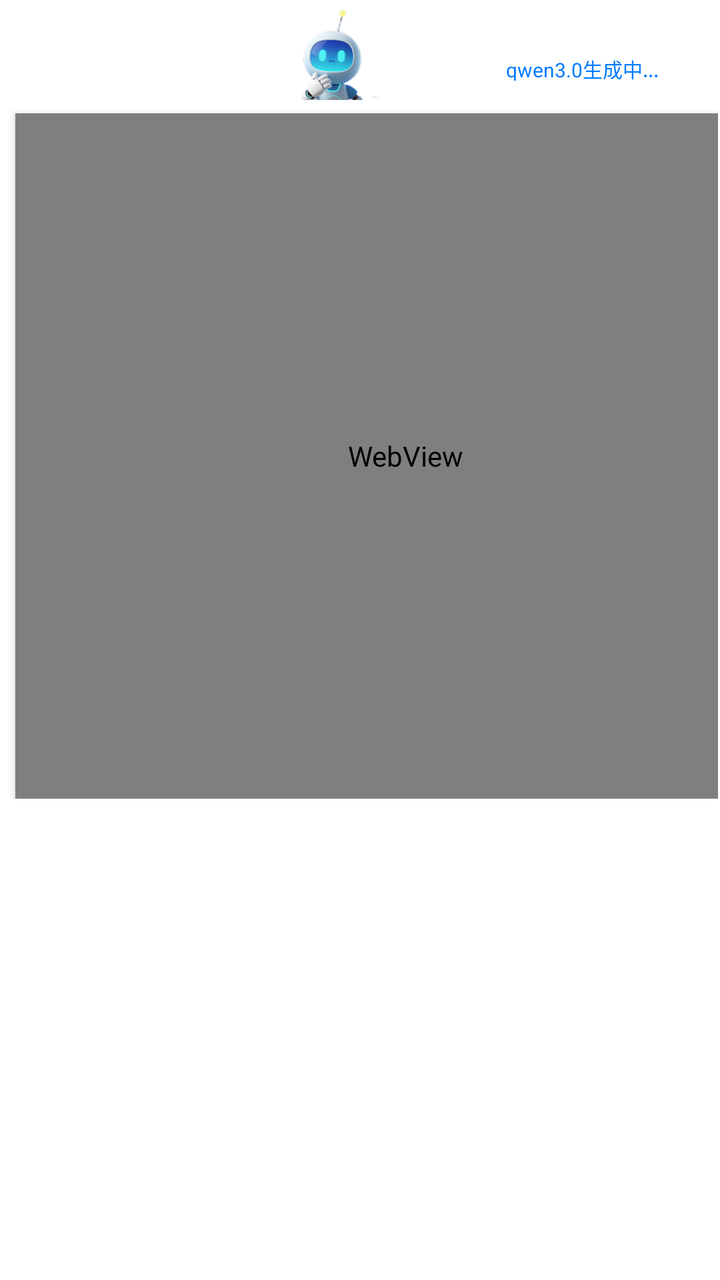
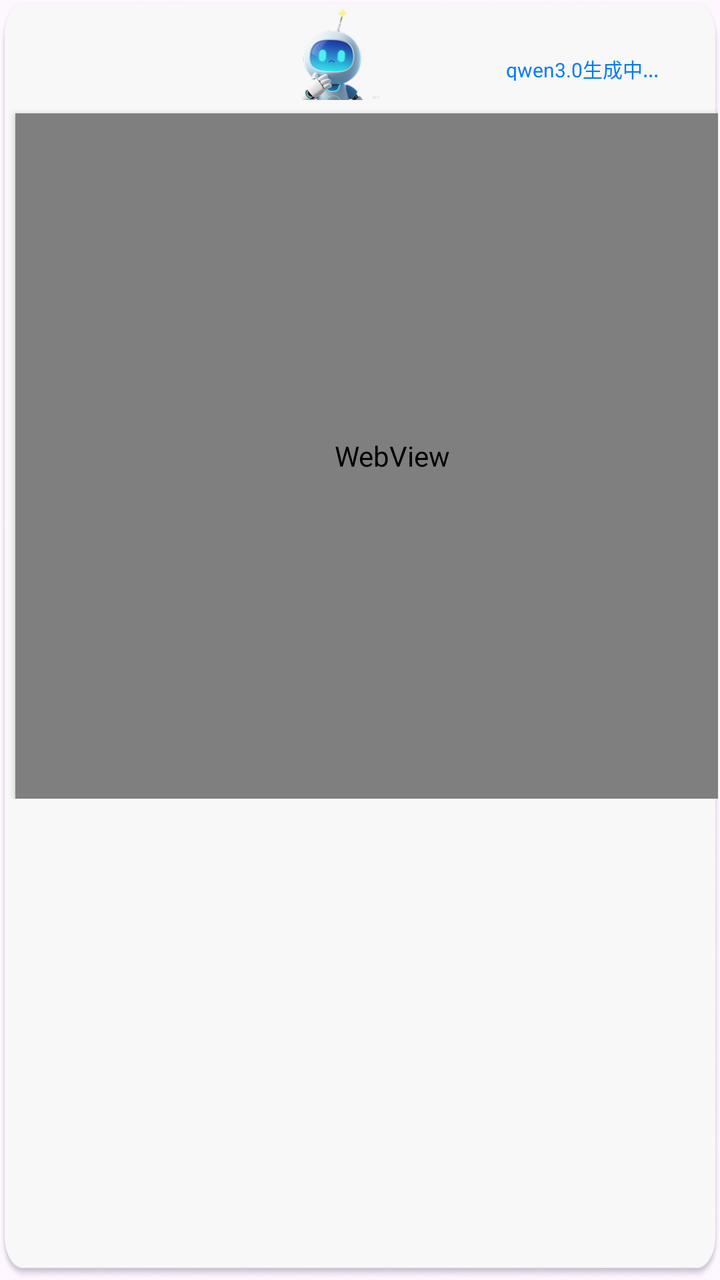

Screens rendered from an Android XML layout before and after an edit, with the pre-edit source and the edit as a unified diff.
<!-- AndroidManifest.xml: application theme Theme.AIAgent -->
<!-- res/layout/aiagent_window_layout.xml -->
<?xml version="1.0" encoding="utf-8"?>
<FrameLayout xmlns:android="http://schemas.android.com/apk/res/android"
    android:layout_width="1171px"
    android:layout_height="1252px"
    android:background="@color/white"
    android:padding="1dp">
    <LinearLayout
        android:layout_width="wrap_content"
        android:layout_height="wrap_content"

        android:id="@+id/aiagentlinearLayout"

        android:orientation="vertical">
    <LinearLayout
        android:layout_width="wrap_content"
        android:layout_height="wrap_content"

        android:id="@+id/tipslayout"
        android:layout_marginLeft="422px"
        android:orientation="horizontal">
        <ImageView
            android:id="@+id/roboticon"
            android:layout_width="147px"
            android:layout_height="147px"

            android:scaleType="fitXY"
            android:src="@drawable/robot"
            android:visibility="visible" />
        <LinearLayout
            android:layout_width="wrap_content"
            android:layout_height="wrap_content"
            android:layout_marginLeft="187px"
            android:layout_marginTop="15px"
            android:id="@+id/inputtextslayout"

            android:orientation="vertical">
        <TextView
            android:id="@+id/inputtext"
            android:layout_width="323px"
            android:layout_height="63px"
            android:textColor="#FF000000"
            android:textSize="15sp"/>
        <TextView
            android:id="@+id/proceduer"
            android:layout_width="235px"
            android:layout_height="40px"
            android:textColor="#FF007AFF"
            android:text="qwen3.0生成中..."
            android:textSize="10sp"/>
        </LinearLayout>
    </LinearLayout>
        <WebView
            android:id="@+id/responseWebView"
            android:layout_width="1171px"
            android:layout_height="1028px"
            android:layout_marginLeft="20px"
            android:layout_marginTop="20px"
            android:layout_weight="1"
            android:background="#FFFFFF"
            android:elevation="2dp" />

    </LinearLayout>
</FrameLayout>
<!-- resources referenced by this layout -->
<resources>
  <color name="white">#FFFFFFFF</color>
  <!-- drawable robot: png bitmap (drawable, 20945 bytes) -->
  <style name="Theme.AIAgent" parent="Base.Theme.AIAgent" />
  <style name="Base.Theme.AIAgent" parent="Theme.Material3.DayNight.NoActionBar">
          
          
      </style>
</resources>

<!-- the commit's change to res/layout/aiagent_window_layout.xml (unified diff, before → after) -->
@@ -2,7 +2,7 @@
 <FrameLayout xmlns:android="http://schemas.android.com/apk/res/android"
     android:layout_width="1171px"
     android:layout_height="1252px"
-    android:background="@color/white"
+    android:background="@drawable/aiagentwindowbg"
     android:padding="1dp">
     <LinearLayout
         android:layout_width="wrap_content"
@@ -51,12 +51,10 @@
     </LinearLayout>
         <WebView
             android:id="@+id/responseWebView"
-            android:layout_width="1171px"
+            android:layout_width="1131px"
             android:layout_height="1028px"
             android:layout_marginLeft="20px"
             android:layout_marginTop="20px"
-            android:layout_weight="1"
-            android:background="#FFFFFF"
             android:elevation="2dp" />
 
     </LinearLayout>
<!-- resource entries referenced after the edit -->
@@ -1,6 +1,6 @@
 <!-- resources referenced by this layout -->
 <resources>
-  <color name="white">#FFFFFFFF</color>
+  <!-- drawable aiagentwindowbg: png bitmap (drawable, 59375 bytes) -->
   <!-- drawable robot: png bitmap (drawable, 20945 bytes) -->
   <style name="Theme.AIAgent" parent="Base.Theme.AIAgent" />
   <style name="Base.Theme.AIAgent" parent="Theme.Material3.DayNight.NoActionBar">
